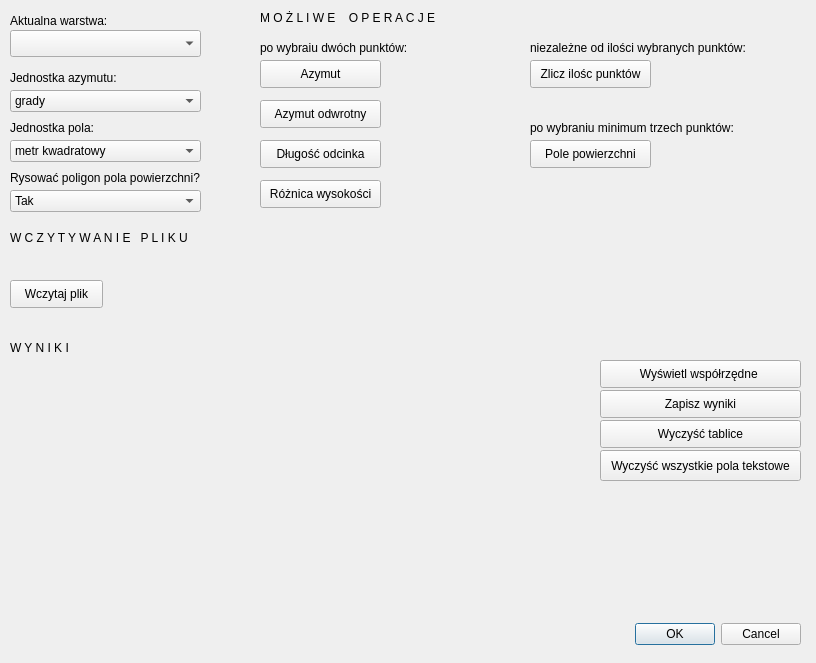
Above: wtyczkaoa/wtyczkaoa_dialog_base.ui from ozubrzycka/projekt2_wtyczka before the change. Below: the same form after it.
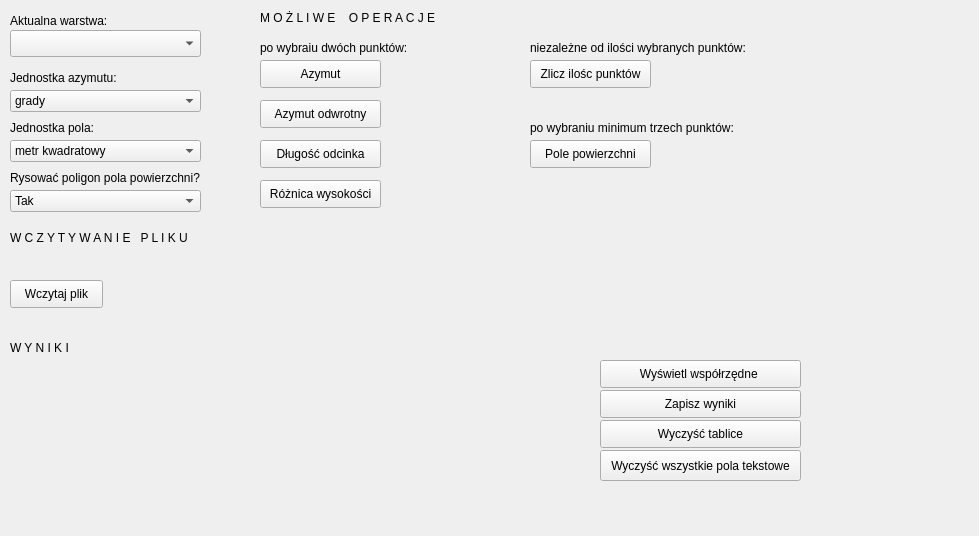
That is the form after the change. Custom widgets are drawn as their Qt base class.

Commit message: Zmiana nazw elementów graficznych 2

What changed in the file:
```diff
--- a/wtyczkaoa/wtyczkaoa_dialog_base.ui
+++ b/wtyczkaoa/wtyczkaoa_dialog_base.ui
@@ -6,8 +6,8 @@
    <rect>
     <x>0</x>
     <y>0</y>
-    <width>816</width>
-    <height>663</height>
+    <width>979</width>
+    <height>536</height>
    </rect>
   </property>
   <property name="windowTitle">
```
Left out of the diff: 32 changed lines with no effect on the pictures.
